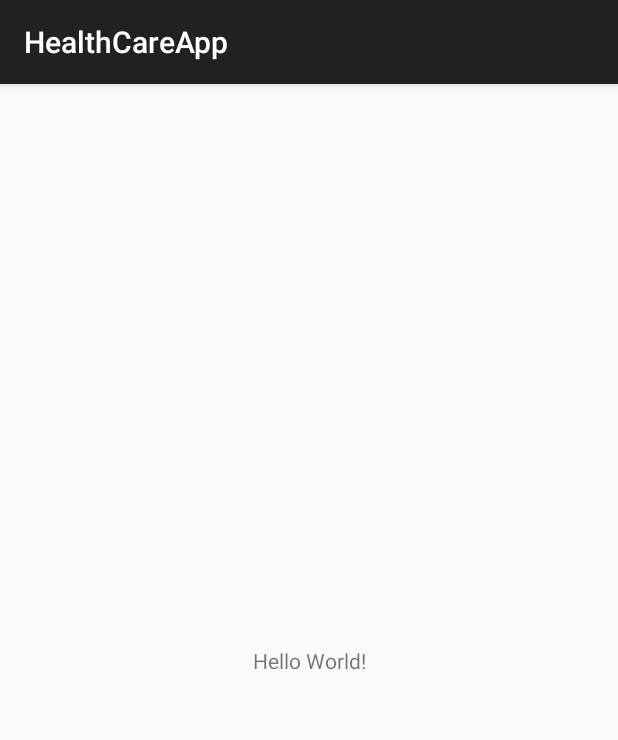
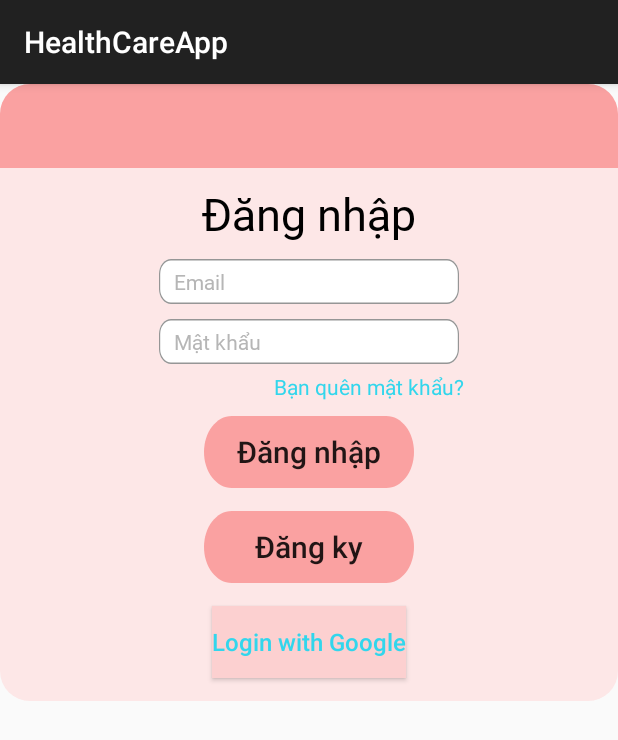
Before and after one commit to hiepchau/SE114_HealthCareApplication, an Android app: the screen it shows after launch (MainActivity before the commit, AuthenticateActivity after it), on a phone screen of 412 x 824 dp. Shown: the top 740 px of the screen. Run offline under Robolectric (Android 15) with nearby library versions, the phone set to English and light mode, and no system bars.

Commit message:
Base update for Presenter

```diff
--- a/app/src/main/AndroidManifest.xml
+++ b/app/src/main/AndroidManifest.xml
@@ -10,7 +10,7 @@
             android:supportsRtl="true"
             android:theme="@style/Theme.AppCompat.Light.DarkActionBar">
         <activity
-                android:name=".MainActivity"
+                android:name=".AuthenticateActivity"
                 android:exported="true">
             <intent-filter>
                 <action android:name="android.intent.action.MAIN"/>
@@ -18,6 +18,10 @@
                 <category android:name="android.intent.category.LAUNCHER"/>
             </intent-filter>
         </activity>
+        <activity
+                android:name=".HomeActivity"
+                android:exported="true">
+        </activity>
     </application>
 
 </manifest>
--- a/app/src/main/java/com/example/se114_healthcareapplication/AuthenticateActivity.java
+++ b/app/src/main/java/com/example/se114_healthcareapplication/AuthenticateActivity.java
@@ -2,6 +2,7 @@ package com.example.se114_healthcareapplication;
 
 import android.os.Bundle;
 import androidx.appcompat.app.AppCompatActivity;
+import com.example.se114_healthcareapplication.generalinterfaces.IView;
 
 public class AuthenticateActivity extends AppCompatActivity {
 
@@ -10,4 +11,6 @@ public class AuthenticateActivity extends AppCompatActivity {
         super.onCreate(savedInstanceState);
         setContentView(R.layout.activity_authenticate);
     }
+
+
 }
--- a/app/src/main/java/com/example/se114_healthcareapplication/MainActivity.java
+++ /dev/null
@@ -1,14 +0,0 @@
-package com.example.se114_healthcareapplication;
-
-import android.app.Activity;
-import androidx.appcompat.app.AppCompatActivity;
-import android.os.Bundle;
-
-public class MainActivity extends AppCompatActivity {
-
-    @Override
-    protected void onCreate(Bundle savedInstanceState) {
-        super.onCreate(savedInstanceState);
-        setContentView(R.layout.activity_main);
-    }
-}
--- a/app/src/main/java/com/example/se114_healthcareapplication/generalinterfaces/IView.java
+++ b/app/src/main/java/com/example/se114_healthcareapplication/generalinterfaces/IView.java
@@ -2,7 +2,9 @@ package com.example.se114_healthcareapplication.generalinterfaces;
 
 import com.example.se114_healthcareapplication.model.entity.BaseModelEntity;
 
-public interface IView {
+public interface IView<T extends IPresenter> {
     void UpdateView(int code, Object entity);
     void SwitchView(int code);
+    void setMainPresenter(T presenter);
+    T getMainpresnter();
 }
--- a/app/src/main/java/com/example/se114_healthcareapplication/login.java
+++ b/app/src/main/java/com/example/se114_healthcareapplication/login.java
@@ -2,23 +2,32 @@ package com.example.se114_healthcareapplication;
 
 import android.os.Bundle;
 
+import android.widget.Button;
 import androidx.fragment.app.Fragment;
 
 import android.view.LayoutInflater;
 import android.view.View;
 import android.view.ViewGroup;
+import androidx.fragment.app.FragmentManager;
+import androidx.fragment.app.FragmentTransaction;
+import com.example.se114_healthcareapplication.generalinterfaces.IPresenter;
+import com.example.se114_healthcareapplication.generalinterfaces.IView;
+import com.example.se114_healthcareapplication.presenter.AuthenticatePresenter;
+import com.example.se114_healthcareapplication.presenter.PresenterBase;
 
 /**
  * A simple {@link Fragment} subclass.
  * Use the {@link login#newInstance} factory method to
  * create an instance of this fragment.
  */
-public class login extends Fragment {
+public class login extends Fragment implements IView<AuthenticatePresenter> {
 
     // TODO: Rename parameter arguments, choose names that match
     // the fragment initialization parameters, e.g. ARG_ITEM_NUMBER
     private static final String ARG_PARAM1 = "param1";
     private static final String ARG_PARAM2 = "param2";
+    private Button LoginBtn, SignUpBtn, GoogleBtn;
+    private IPresenter mainPresenter;
 
     // TODO: Rename and change types of parameters
     private String mParam1;
@@ -59,6 +68,45 @@ public class login extends Fragment {
     public View onCreateView(LayoutInflater inflater, ViewGroup container,
                              Bundle savedInstanceState) {
         // Inflate the layout for this fragment
-        return inflater.inflate(R.layout.fragment_login, container, false);
+        View v = inflater.inflate(R.layout.fragment_login, container, false);
+        LoginBtn = v.findViewById(R.id.btn_login);
+        SignUpBtn = v.findViewById(R.id.btn_goto_signin);
+        GoogleBtn = v.findViewById(R.id.Google_btn);
+
+        setMainPresenter(new AuthenticatePresenter(this));
+        SignUpBtn.setOnClickListener(new View.OnClickListener() {
+            @Override
+            public void onClick(View view) {
+                SwitchView(R.id.btn_goto_signin);
+            }
+        });
+
+        return v;
+    }
+
+    @Override
+    public void UpdateView(int code, Object entity) {
+
+    }
+
+    @Override
+    public void SwitchView(int code) {
+        FragmentManager fragmentManager = getActivity().getSupportFragmentManager();
+        FragmentTransaction fragmentTransaction = fragmentManager.beginTransaction();
+        switch (code){
+            case R.id.btn_goto_signin:
+                fragmentTransaction.replace(R.id.authenticateContainer,signup.class,null).commit();
+                break;
+        }
+    }
+
+    @Override
+    public void setMainPresenter(AuthenticatePresenter presenter) {
+        mainPresenter = presenter;
+    }
+
+    @Override
+    public AuthenticatePresenter getMainpresnter() {
+        return (AuthenticatePresenter) mainPresenter;
     }
 }
--- a/app/src/main/res/layout/activity_authenticate.xml
+++ b/app/src/main/res/layout/activity_authenticate.xml
@@ -7,4 +7,11 @@
         android:layout_height="match_parent"
         tools:context=".AuthenticateActivity">
 
+
+    <androidx.fragment.app.FragmentContainerView
+            android:layout_width="match_parent"
+            android:layout_height="match_parent"
+            android:name="com.example.se114_healthcareapplication.login"
+            android:id="@+id/authenticateContainer"
+            />
 </androidx.constraintlayout.widget.ConstraintLayout>
--- a/app/src/main/res/layout/activity_main.xml
+++ /dev/null
@@ -1,18 +0,0 @@
-<?xml version="1.0" encoding="utf-8"?>
-<androidx.constraintlayout.widget.ConstraintLayout
-        xmlns:android="http://schemas.android.com/apk/res/android"
-        xmlns:tools="http://schemas.android.com/tools"
-        xmlns:app="http://schemas.android.com/apk/res-auto"
-        android:layout_width="match_parent"
-        android:layout_height="match_parent"
-        tools:context=".MainActivity">
-    <TextView
-            android:layout_width="wrap_content"
-            android:layout_height="wrap_content"
-            android:text="Hello World!"
-            app:layout_constraintBottom_toBottomOf="parent"
-            app:layout_constraintLeft_toLeftOf="parent"
-            app:layout_constraintRight_toRightOf="parent"
-            app:layout_constraintTop_toTopOf="parent"/>
-
-</androidx.constraintlayout.widget.ConstraintLayout>
--- a/app/src/main/res/layout/fragment_login.xml
+++ b/app/src/main/res/layout/fragment_login.xml
@@ -84,8 +84,8 @@
         app:layout_constraintTop_toTopOf="parent"
         app:layout_constraintVertical_bias="0.554" />
 
-    <android.widget.Button
-        android:id="@+id/btn_login_login"
+    <Button
+        android:id="@+id/btn_login"
         android:layout_width="wrap_content"
         android:layout_height="wrap_content"
         android:layout_gravity="center"
@@ -101,6 +101,23 @@
         app:layout_constraintTop_toTopOf="parent"
         app:layout_constraintVertical_bias="0.7" />
 
+    <Button
+            android:id="@+id/btn_goto_signin"
+            android:layout_width="wrap_content"
+            android:layout_height="wrap_content"
+            android:layout_gravity="center"
+            android:layout_marginBottom="15dp"
+            android:background="@drawable/btn_intro"
+            android:text="Đăng ky"
+            android:textAllCaps="false"
+            android:textSize="20dp"
+            app:layout_constraintBottom_toBottomOf="parent"
+            app:layout_constraintEnd_toEndOf="parent"
+            app:layout_constraintHorizontal_bias="0.497"
+            app:layout_constraintStart_toStartOf="parent"
+            app:layout_constraintTop_toTopOf="parent"
+            app:layout_constraintVertical_bias="0.7" />
+
     <android.widget.Button
         android:layout_width="wrap_content"
         android:layout_height="wrap_content"
@@ -111,6 +128,7 @@
         android:textAllCaps="false"
         android:textColor="@color/blue"
         android:textSize="16dp"
+        android:id="@+id/Google_btn"
         app:layout_constraintBottom_toBottomOf="parent"
         app:layout_constraintEnd_toEndOf="parent"
         app:layout_constraintHorizontal_bias="0.497"
```
Also changed, not shown: app/src/main/java/com/example/se114_healthcareapplication/HomeActivity.java (+0 -7 lines), app/src/main/java/com/example/se114_healthcareapplication/presenter/AuthenticatePresenter.java (+10 -3 lines), app/src/main/java/com/example/se114_healthcareapplication/presenter/HomePresenter.java (added, +15 -0 lines), app/src/main/java/com/example/se114_healthcareapplication/signup.java (+47 -2 lines), app/src/main/java/com/example/se114_healthcareapplication/view/IHomeView.java (deleted, +0 -7 lines), app/src/main/java/com/example/se114_healthcareapplication/view/ILoginView.java (deleted, +0 -7 lines), app/src/main/res/layout/fragment_signup.xml (+19 -2 lines).
